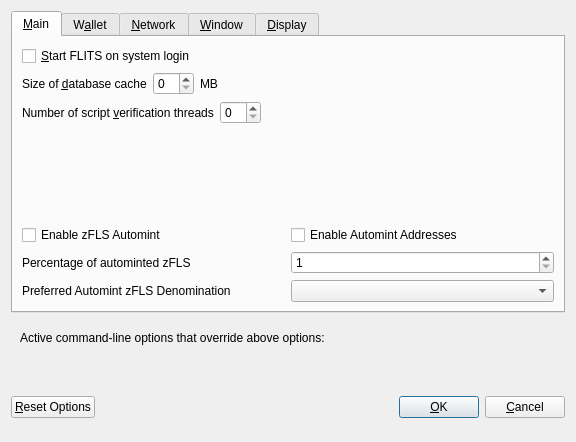
Before: the Qt Designer form src/qt/forms/optionsdialog.ui in Liquid369/blank, drawn with Qt 5.
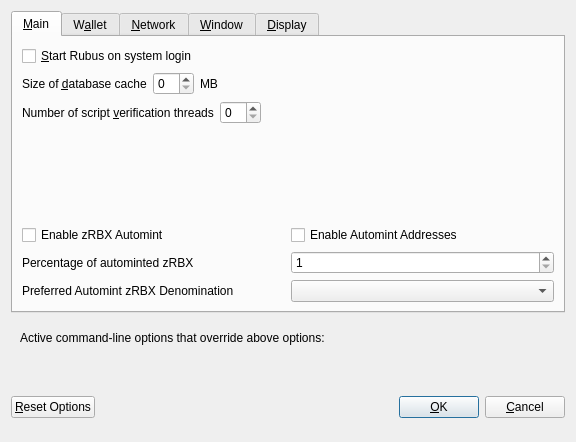
After: the same form once the commit is applied. Custom widgets are drawn as their Qt base class.

The edit to the form file:
```diff
--- a/src/qt/forms/optionsdialog.ui
+++ b/src/qt/forms/optionsdialog.ui
@@ -33,7 +33,7 @@
           <string>Automatically start FLITS after logging in to the system.</string>
          </property>
          <property name="text">
-          <string>&amp;Start FLITS on system login</string>
+          <string>&amp;Start Rubus on system login</string>
          </property>
         </widget>
        </item>
@@ -147,7 +147,7 @@
                <enum>Qt::LeftToRight</enum>
               </property>
               <property name="text">
-               <string>Enable zFLS Automint</string>
+               <string>Enable zRBX Automint</string>
               </property>
              </widget>
             </item>
@@ -174,7 +174,7 @@
                <string>Percentage of incoming FLS which get automatically converted to zFLS via Zerocoin Protocol (min: 10%)</string>
               </property>
               <property name="text">
-               <string>Percentage of autominted zFLS</string>
+               <string>Percentage of autominted zRBX</string>
               </property>
              </widget>
             </item>
@@ -207,7 +207,7 @@
                <string>Wait with automatic conversion to Zerocoin until enough FLS for this denomination is available</string>
               </property>
               <property name="text">
-               <string>Preferred Automint zFLS Denomination</string>
+               <string>Preferred Automint zRBX Denomination</string>
               </property>
              </widget>
             </item>
```
Left out of the diff: 28 changed lines with no effect on the pictures.
